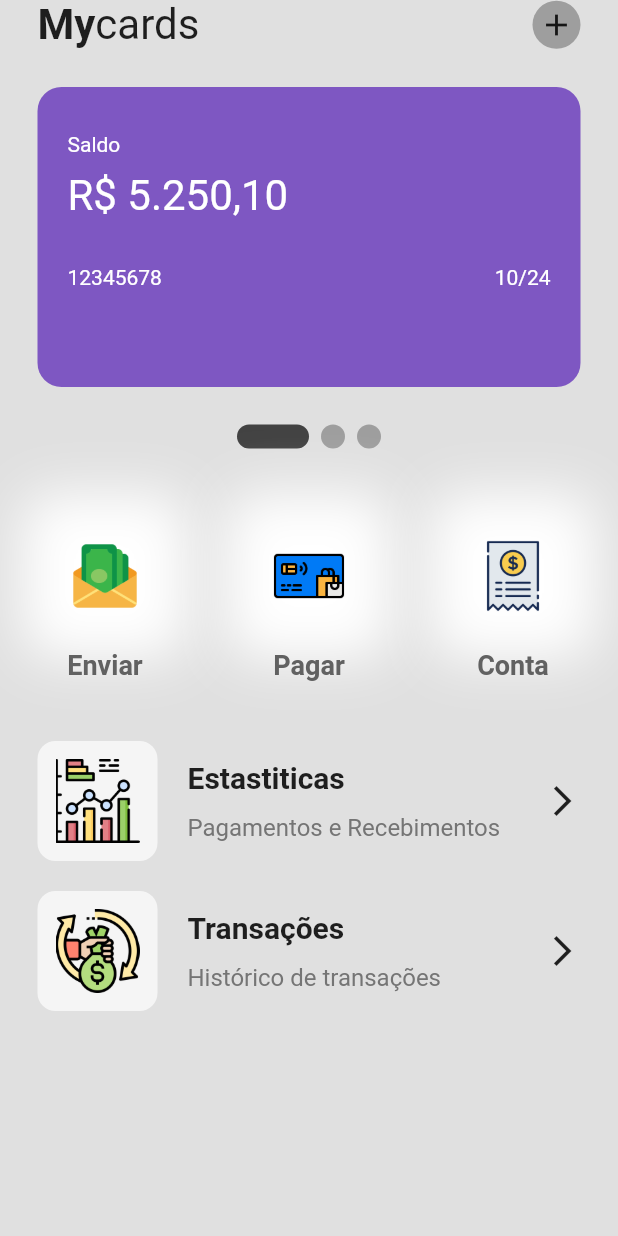
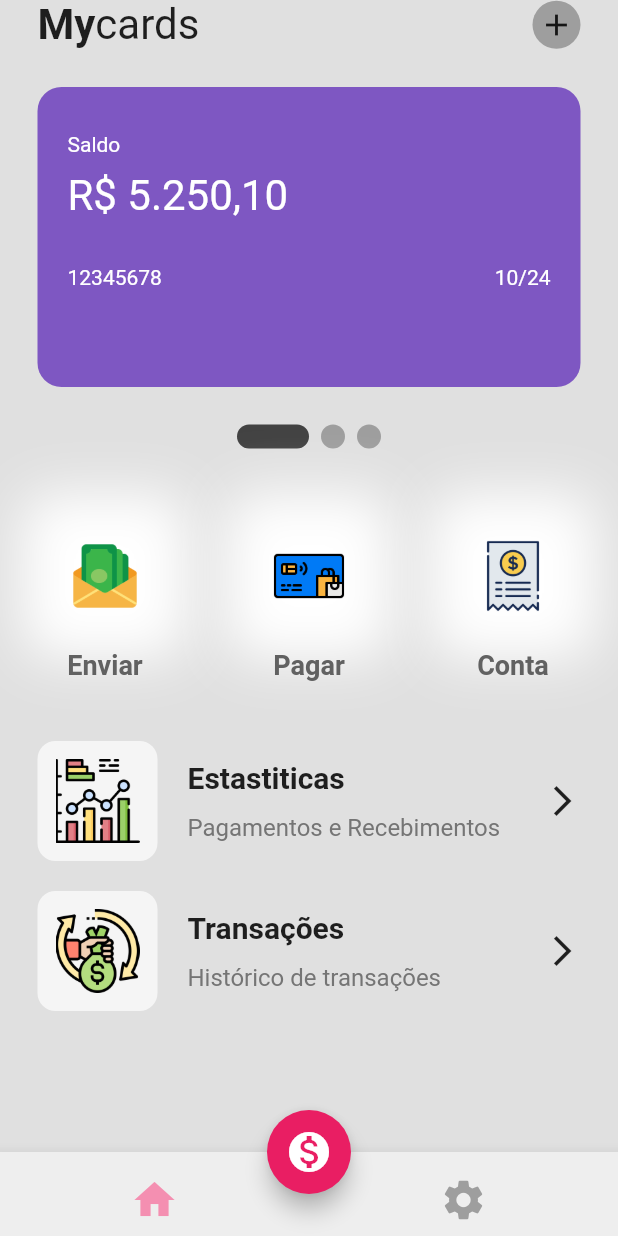
Before and after one commit to leandrorochaadm/app_wallet, a Flutter app: the screen it shows after launch, on a phone screen of 412 x 824 dp. Run offline on Flutter 3.47's test engine with Material 2 defaults, Android fonts, the phone set to English and light mode, and no system bars; drawn by our look-alikes of smooth_page_indicator.

Commit message:
HomePage: bottomNavigationBar

```diff
--- a/lib/pages/home_page.dart
+++ b/lib/pages/home_page.dart
@@ -11,6 +11,40 @@ class HomePage extends StatelessWidget {
   Widget build(BuildContext context) {
     return Scaffold(
       backgroundColor: Colors.grey[300],
+      floatingActionButton: FloatingActionButton(
+        onPressed: () {},
+        backgroundColor: Colors.pink,
+        child: const Icon(
+          Icons.monetization_on,
+          size: 32,
+        ),
+      ),
+      floatingActionButtonLocation: FloatingActionButtonLocation.centerDocked,
+      bottomNavigationBar: BottomAppBar(
+        color: Colors.grey[200],
+        child: Padding(
+          padding: const EdgeInsets.only(top: 8),
+          child: Row(
+            mainAxisAlignment: MainAxisAlignment.spaceAround,
+            children: [
+              IconButton(
+                  onPressed: () {},
+                  icon: Icon(
+                    Icons.home,
+                    size: 32,
+                    color: Colors.pink[200],
+                  )),
+              IconButton(
+                  onPressed: () {},
+                  icon: const Icon(
+                    Icons.settings,
+                    size: 32,
+                    color: Colors.grey,
+                  )),
+            ],
+          ),
+        ),
+      ),
       body: SafeArea(
         child: Column(children: [
           // appBar
```
